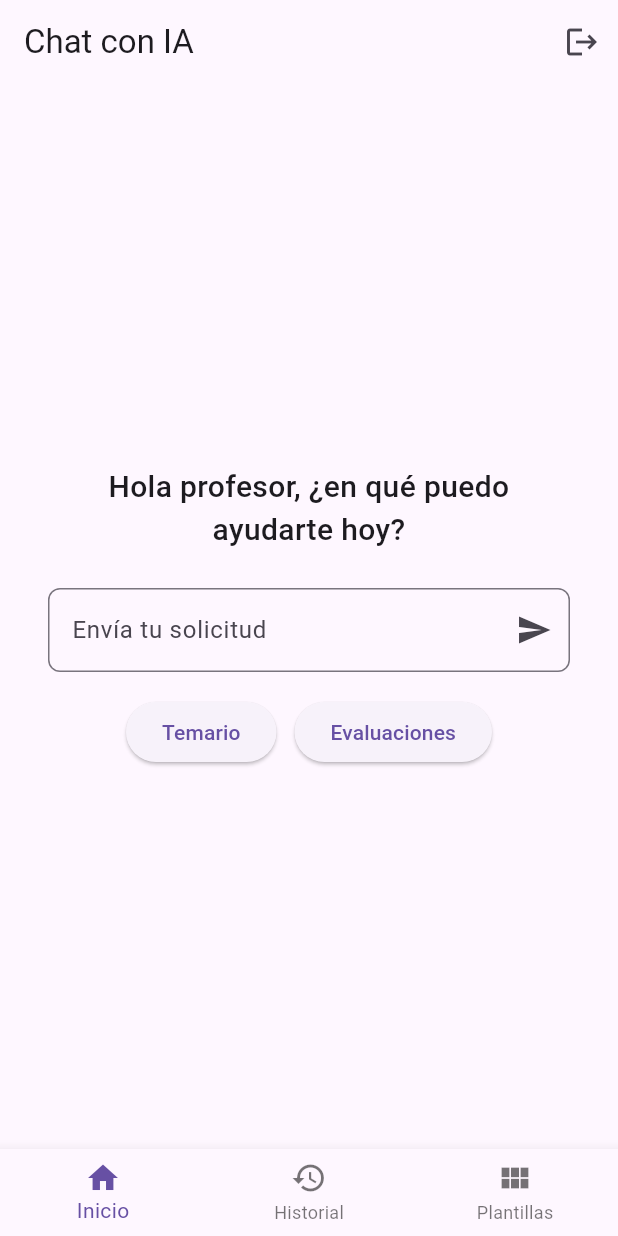
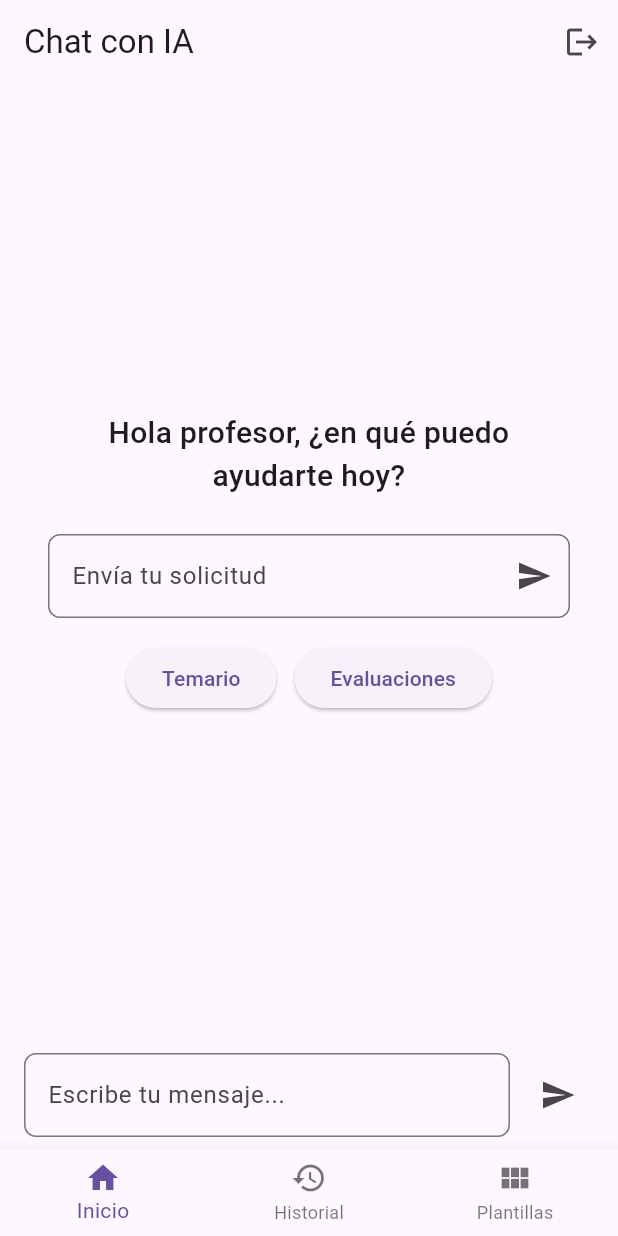
Before and after one commit to morganbyte/ia-docente-app, a Flutter app: the screen it shows once a user with an empty profile is signed in, on a phone screen of 412 x 824 dp. Run offline on Flutter 3.47's test engine with Material 3 defaults, Android fonts, the light colour scheme and no system bars; our stand-ins replace cloud_firestore, firebase_auth, firebase_core, google_sign_in; accounts and stored records are empty.

Commit message:
Arreglo del chat con la IA

```diff
--- a/flutter_application_1/lib/ui/screens/ia_chat_screen.dart
+++ b/flutter_application_1/lib/ui/screens/ia_chat_screen.dart
@@ -1,4 +1,5 @@
 import 'package:firebase_auth/firebase_auth.dart';
+import 'package:cloud_firestore/cloud_firestore.dart';
 import 'package:flutter/material.dart';
 import 'package:flutter_application_1/ui/screens/login_screen.dart';
 import 'package:flutter_application_1/ui/screens/plantilla_screen.dart';
@@ -15,7 +16,6 @@ class IaChatScreen extends StatefulWidget {
 class _IaChatScreenState extends State<IaChatScreen> {
   final TextEditingController _controller = TextEditingController();
   final _deepSeekService = DeepSeekService();
-
   final ScrollController _scrollController = ScrollController();
 
   List<Map<String, String>> _messages = [];
@@ -23,22 +23,24 @@ class _IaChatScreenState extends State<IaChatScreen> {
 
   void _sendMessage() async {
     final prompt = _controller.text.trim();
-    final tipoPlantilla = _controller.text.trim();
-    if (prompt.isEmpty) return;
+    if (prompt.isEmpty || _loading) return;
+
     setState(() {
       _loading = true;
       _messages.add({'tipo': 'user', 'mensaje': prompt});
+      _controller.clear();
     });
 
     try {
-      final reply = await _deepSeekService.getDeepSeekResponse(prompt, tipoPlantilla);
+      final reply = await _deepSeekService.getChatResponse(_messages);
 
       setState(() {
         _messages.add({'tipo': 'bot', 'mensaje': reply});
       });
-      await Future.delayed(const Duration(milliseconds: 200));
+
+      await Future.delayed(const Duration(milliseconds: 100));
       _scrollController.animateTo(
-        _scrollController.position.maxScrollExtent,
+        _scrollController.position.maxScrollExtent + 80,
         duration: const Duration(milliseconds: 300),
         curve: Curves.easeOut,
       );
@@ -49,7 +51,6 @@ class _IaChatScreenState extends State<IaChatScreen> {
     } finally {
       setState(() {
         _loading = false;
-        _controller.clear();
       });
     }
   }
@@ -79,69 +80,9 @@ class _IaChatScreenState extends State<IaChatScreen> {
       body: SafeArea(
         child: Column(
           children: [
-            // 1) Zona superior: o bien saludo centrado, o bien ListView del chat
             Expanded(
-              child:
-                  _messages.isEmpty
-                      ? Center(
-                        child: Column(
-                          mainAxisSize: MainAxisSize.min,
-                          children: [
-                            const Padding(
-                              padding: EdgeInsets.symmetric(horizontal: 32),
-                              child: Text(
-                                'Hola profesor, ¿en qué puedo ayudarte hoy?',
-                                textAlign: TextAlign.center,
-                                style: TextStyle(
-                                  fontSize: 20,
-                                  fontWeight: FontWeight.w500,
-                                ),
-                              ),
-                            ),
-                            const SizedBox(height: 24),
-                            // Caja de texto en el centro
-                            Padding(
-                              padding: const EdgeInsets.symmetric(
-                                horizontal: 32,
-                              ),
-                              child: TextField(
-                                controller: _controller,
-                                onSubmitted: (_) => _sendMessage(),
-                                decoration: InputDecoration(
-                                  hintText: 'Envía tu solicitud',
-                                  border: OutlineInputBorder(
-                                    borderRadius: BorderRadius.circular(8),
-                                  ),
-                                  suffixIcon: IconButton(
-                                    icon: const Icon(Icons.send),
-                                    onPressed: _loading ? null : _sendMessage,
-                                  ),
-                                ),
-                              ),
-                            ),
-                            const SizedBox(height: 16),
-                            // Botones rápidos centrados
-                            Row(
-                              mainAxisSize: MainAxisSize.min,
-                              children: [
-                                ElevatedButton(
-                                  onPressed: () {
-                                    //_controller.text = 'Generar un temario sobre Dart';
-                                  },
-                                  child: const Text('Temario'),
-                                ),
-                                const SizedBox(width: 12),
-                                ElevatedButton(
-                                  onPressed: () {
-                                    //_controller.text = 'Crear evaluaciones Flutter';
-                                  },
-                                  child: const Text('Evaluaciones'),
-                                ),
-                              ],
-                            ),
-                          ],
-                        ),
-                      )
+              child: _messages.isEmpty
+                  ? _buildWelcomeUI()
                   : ListView.builder(
                       controller: _scrollController,
                       padding: const EdgeInsets.symmetric(
@@ -153,16 +94,14 @@ class _IaChatScreenState extends State<IaChatScreen> {
                         final msg = _messages[i];
                         final isUser = msg['tipo'] == 'user';
                         return Align(
-                            alignment:
-                                isUser
+                          alignment: isUser
                               ? Alignment.centerRight
                               : Alignment.centerLeft,
                           child: Container(
                             margin: const EdgeInsets.symmetric(vertical: 4),
                             padding: const EdgeInsets.all(12),
                             decoration: BoxDecoration(
-                                color:
-                                    isUser
+                              color: isUser
                                   ? Colors.deepPurple.shade100
                                   : Colors.grey.shade200,
                               borderRadius: BorderRadius.circular(12),
@@ -173,14 +112,8 @@ class _IaChatScreenState extends State<IaChatScreen> {
                       },
                     ),
             ),
-
-            // 2) Caja de entrada fija bajo la conversación (si ya hay mensajes)
-            if (_messages.isNotEmpty)
             Padding(
-                padding: const EdgeInsets.symmetric(
-                  horizontal: 16,
-                  vertical: 8,
-                ),
+              padding: const EdgeInsets.symmetric(horizontal: 16, vertical: 8),
               child: Row(
                 children: [
                   Expanded(
@@ -188,7 +121,7 @@ class _IaChatScreenState extends State<IaChatScreen> {
                       controller: _controller,
                       onSubmitted: (_) => _sendMessage(),
                       decoration: InputDecoration(
-                          hintText: 'Envía tu solicitud',
+                        hintText: 'Escribe tu mensaje...',
                         border: OutlineInputBorder(
                           borderRadius: BorderRadius.circular(8),
                         ),
@@ -203,8 +136,6 @@ class _IaChatScreenState extends State<IaChatScreen> {
                 ],
               ),
             ),
-
-            // 3) Indicador de carga
             if (_loading)
               const Padding(
                 padding: EdgeInsets.only(bottom: 8),
@@ -213,8 +144,6 @@ class _IaChatScreenState extends State<IaChatScreen> {
           ],
         ),
       ),
-
-      // 4) BottomNavigationBar siempre presente
       bottomNavigationBar: BottomNavigationBar(
         currentIndex: 0,
         onTap: (i) {
@@ -229,20 +158,72 @@ class _IaChatScreenState extends State<IaChatScreen> {
               MaterialPageRoute(builder: (_) => PlantillaScreen()),
             );
           }
-          // manejar i==2 → Plantillas...
         },
         items: const [
           BottomNavigationBarItem(icon: Icon(Icons.home), label: 'Inicio'),
-          BottomNavigationBarItem(
-            icon: Icon(Icons.history),
-            label: 'Historial',
-          ),
-          BottomNavigationBarItem(
-            icon: Icon(Icons.view_module),
-            label: 'Plantillas',
-          ),
+          BottomNavigationBarItem(icon: Icon(Icons.history), label: 'Historial'),
+          BottomNavigationBarItem(icon: Icon(Icons.view_module), label: 'Plantillas'),
         ],
       ),
     );
   }
+
+  Widget _buildWelcomeUI() {
+    return Center(
+      child: SingleChildScrollView(
+        padding: const EdgeInsets.symmetric(horizontal: 32),
+        child: Column(
+          mainAxisSize: MainAxisSize.min,
+          children: [
+            const Text(
+              'Hola profesor, ¿en qué puedo ayudarte hoy?',
+              textAlign: TextAlign.center,
+              style: TextStyle(
+                fontSize: 20,
+                fontWeight: FontWeight.w500,
+              ),
+            ),
+            const SizedBox(height: 24),
+            TextField(
+              controller: _controller,
+              onSubmitted: (_) => _sendMessage(),
+              decoration: InputDecoration(
+                hintText: 'Envía tu solicitud',
+                border: OutlineInputBorder(
+                  borderRadius: BorderRadius.circular(8),
+                ),
+                suffixIcon: IconButton(
+                  icon: const Icon(Icons.send),
+                  onPressed: _loading ? null : _sendMessage,
+                ),
+              ),
+            ),
+            const SizedBox(height: 16),
+            Row(
+              mainAxisSize: MainAxisSize.min,
+              children: [
+                ElevatedButton(
+                  onPressed: _loading
+                      ? null
+                      : () {
+                          _controller.text = 'Generar un temario sobre Flutter';
+                        },
+                  child: const Text('Temario'),
+                ),
+                const SizedBox(width: 12),
+                ElevatedButton(
+                  onPressed: _loading
+                      ? null
+                      : () {
+                          _controller.text = 'Crear evaluación sobre Firebase';
+                        },
+                  child: const Text('Evaluaciones'),
+                ),
+              ],
+            ),
+          ],
+        ),
+      ),
+    );
   }
+}
--- a/flutter_application_1/pubspec.yaml
+++ b/flutter_application_1/pubspec.yaml
@@ -19,7 +19,7 @@ publish_to: 'none' # Remove this line if you wish to publish to pub.dev
 version: 1.0.0+1
 
 environment:
-  sdk: ^3.7.2
+  sdk: ^3.7.0
 
 # Dependencies specify other packages that your package needs in order to work.
 # To automatically upgrade your package dependencies to the latest versions
```
Also changed, not shown: flutter_application_1/lib/data/services/ia_service.dart (+121 -42 lines), flutter_application_1/pubspec.lock. Lines whose indentation alone changed are shown as unchanged.
